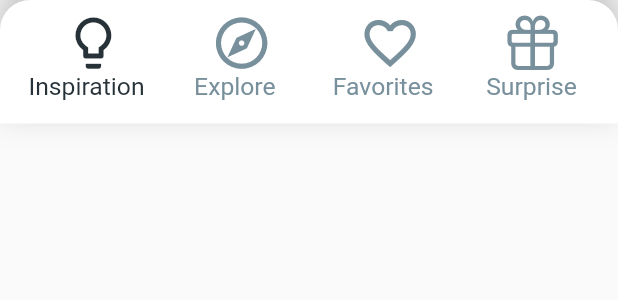
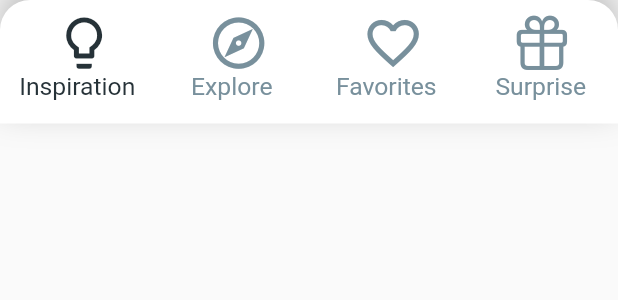
Before and after one commit to hahajens/drink-app, a Flutter app: the CustomNavigationBar widget shown alone on an empty page, opened directly, on a phone screen of 412 x 824 dp. Shown: the top 300 px of the screen. Run offline on Flutter 3.47's test engine with Material 2 defaults, Android fonts, the phone set to English and light mode, and no system bars; our stand-ins replace flutter_spinkit, fluttertoast; network calls fail.

Commit message:
fixade flex error i nav bar

```diff
--- a/AlkoApp/lib/widgets/NavigationBar.dart
+++ b/AlkoApp/lib/widgets/NavigationBar.dart
@@ -29,26 +29,38 @@ class CustomNavigationBar extends StatelessWidget {
           mainAxisAlignment: MainAxisAlignment.spaceEvenly,
           crossAxisAlignment: CrossAxisAlignment.center,
           children: [
-            NavigationBarObject(
+            Expanded(
+              flex: 1,
+              child: NavigationBarObject(
                   item: 0,
                   route: '/StartView',
                   title: "Inspiration",
                   iconItem: Icons.lightbulb_outline),
-            NavigationBarObject(
+            ),
+            Expanded(
+              flex: 1,
+              child: NavigationBarObject(
                   item: 1,
                   route: '/FilterView',
                   title: "Explore",
                   iconItem: Icons.explore_outlined),
-            NavigationBarObject(
+            ),
+            Expanded(
+              flex: 1,
+              child: NavigationBarObject(
                   item: 2,
                   route: '/FavoritesView',
                   title: "Favorites",
                   iconItem: Icons.favorite_border_outlined),
-            NavigationBarObject(
+            ),
+            Expanded(
+              flex: 1,
+              child: NavigationBarObject(
                   item: 3,
                   route: '/DrinkView',
                   title: "Surprise",
                   iconItem: CupertinoIcons.gift),
+            ),
 
             /*Container(
         width: MediaQuery.of(context).size.width * 0.2,
```
Lines whose indentation alone changed are shown as unchanged.
